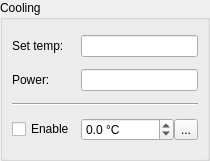
First picture: the form in pyobs_gui/qt/coolingwidget.ui, repository pyobs/pyobs-gui, before the edit.
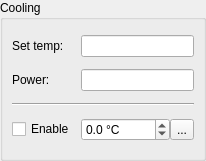
Second picture: the form after the edit. Icons and pictures are not drawn.

What changed in the file:
```diff
--- a/pyobs_gui/qt/coolingwidget.ui
+++ b/pyobs_gui/qt/coolingwidget.ui
@@ -6,7 +6,7 @@
    <rect>
     <x>0</x>
     <y>0</y>
-    <width>210</width>
+    <width>206</width>
     <height>161</height>
    </rect>
   </property>
```
Left out of the diff: 6 changed lines with no effect on the pictures.
